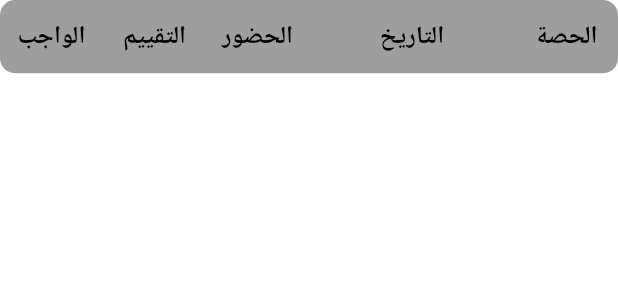
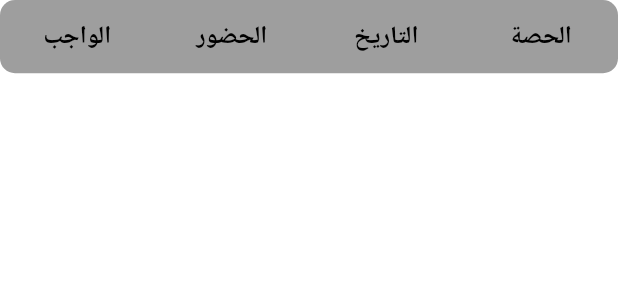
Before and after one commit to nouramer725/Dar-El-3loom-App, a Flutter app: the PerformanceTableWidget widget shown alone on an empty page, opened directly with empty values, on a phone screen of 412 x 824 dp. Shown: the top 300 px of the screen. Run offline on Flutter 3.47's test engine with Material 3 defaults, Android fonts, the light colour scheme and no system bars; our stand-ins replace curved_navigation_bar, dio, fluttertoast, google_fonts, image_picker, shared_preferences; missing offline and left inert: flutter_inner_shadow; accounts and stored records are empty; network calls fail; Roboto replaces fonts that are missing (Castoro).

Commit message:
performance table

```diff
--- a/lib/Model/performance_model.dart
+++ b/lib/Model/performance_model.dart
@@ -1,5 +1,3 @@
-import 'exam_model.dart';
-
 class SessionModel {
   final int sessionNumber;
   final String date;
@@ -7,8 +5,6 @@ class SessionModel {
   final String attendanceIcon;
   final int homework;
   final String evaluation;
-  final ExamModel? examGrade;
-
 
   SessionModel({
     required this.sessionNumber,
@@ -17,7 +13,6 @@ class SessionModel {
     required this.attendanceIcon,
     required this.homework,
     required this.evaluation,
-    required this.examGrade,
   });
 
   factory SessionModel.fromJson(Map<String, dynamic> json) {
@@ -28,7 +23,6 @@ class SessionModel {
       attendanceIcon: json['attendance']['icon'],
       homework: json['homework'],
       evaluation: json['evaluation'],
-      examGrade: json['grade_display'],
     );
   }
 }
--- a/lib/home/containers_contents/Performance/table_widget.dart
+++ b/lib/home/containers_contents/Performance/table_widget.dart
@@ -61,10 +61,9 @@ class PerformanceTableWidget extends StatelessWidget {
         Table(
           columnWidths: const {
             0: FlexColumnWidth(1),
-            1: FlexColumnWidth(2),
+            1: FlexColumnWidth(1),
             2: FlexColumnWidth(1),
             3: FlexColumnWidth(1),
-            4: FlexColumnWidth(1),
           },
           children: [
             TableRow(
@@ -76,7 +75,6 @@ class PerformanceTableWidget extends StatelessWidget {
                 CustomTableCell(text: 'الحصة', isHeader: true),
                 CustomTableCell(text: 'التاريخ', isHeader: true),
                 CustomTableCell(text: 'الحضور', isHeader: true),
-                CustomTableCell(text: 'التقييم', isHeader: true),
                 CustomTableCell(text: 'الواجب', isHeader: true),
               ],
             ),
@@ -95,10 +93,9 @@ class PerformanceTableWidget extends StatelessWidget {
             return Table(
               columnWidths: const {
                 0: FlexColumnWidth(1),
-                1: FlexColumnWidth(2),
+                1: FlexColumnWidth(1),
                 2: FlexColumnWidth(1),
                 3: FlexColumnWidth(1),
-                4: FlexColumnWidth(1),
               },
               children: [
                 TableRow(
@@ -110,7 +107,6 @@ class PerformanceTableWidget extends StatelessWidget {
                   children: [
                     CustomTableCell(text: s.sessionNumber.toString()),
                     CustomTableCell(text: s.date),
-                    CustomTableCell(text: s.attendanceIcon),
                     CustomTableCell(text: s.evaluation),
                     CustomTableCell(
                       icon: Icon(
```
